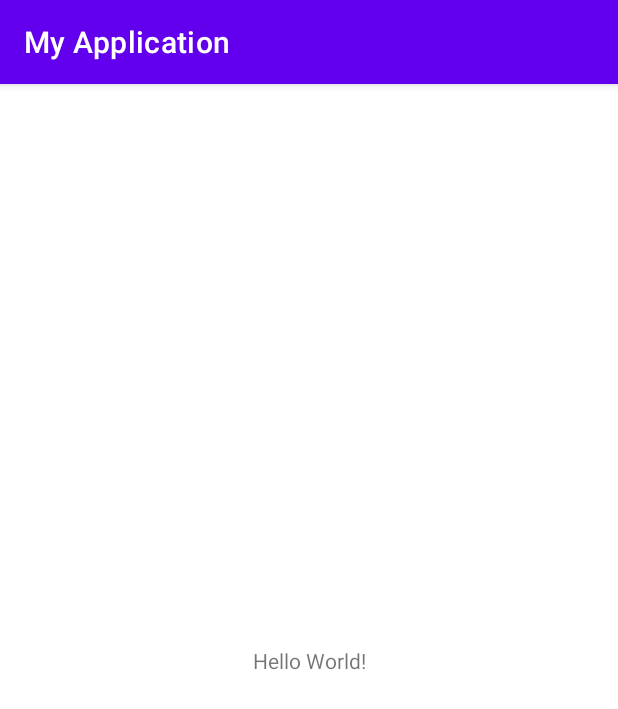
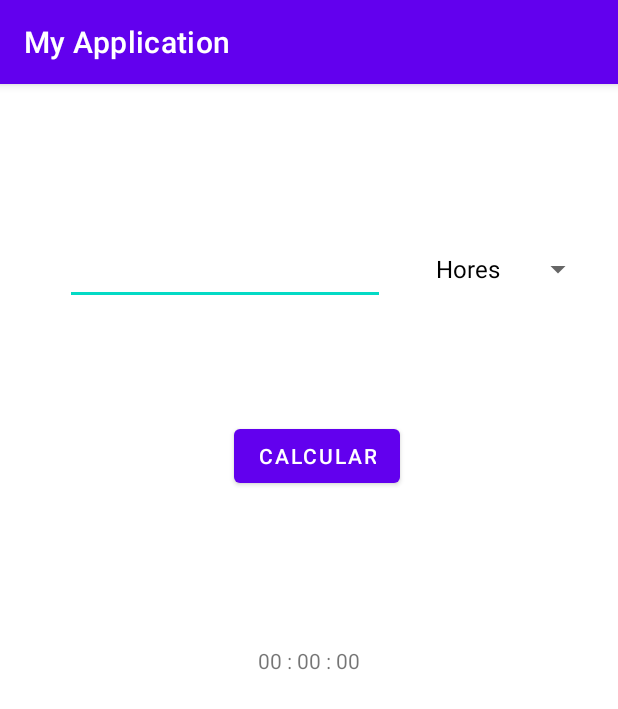
Before and after one commit to sillyck/DAM2-M8-UF1-Conversor, an Android app: the screen it shows after launch (MainActivity), on a phone screen of 412 x 824 dp. Shown: the top 709 px of the screen. Run offline under Robolectric (Android 15) with nearby library versions, the phone set to English and light mode, and no system bars.

Commit message:
Vertical layout first commit

```diff
--- a/app/src/main/java/com/example/myapplication/MainActivity.java
+++ b/app/src/main/java/com/example/myapplication/MainActivity.java
@@ -3,12 +3,43 @@ package com.example.myapplication;
 import androidx.appcompat.app.AppCompatActivity;
 
 import android.os.Bundle;
+import android.text.TextUtils;
+import android.view.View;
+import android.widget.ArrayAdapter;
+import android.widget.Button;
+import android.widget.Spinner;
+import android.widget.TextView;
+import android.widget.Toast;
+
+import java.text.NumberFormat;
 
 public class MainActivity extends AppCompatActivity {
+
+    private Button boto;
+    private TextView textView1, textnumber;
+    private Spinner spinner;
 
     @Override
     protected void onCreate(Bundle savedInstanceState) {
         super.onCreate(savedInstanceState);
         setContentView(R.layout.activity_main);
+
+        boto = findViewById(R.id.boto);
+        textView1 = findViewById(R.id.textView1);
+        spinner = findViewById(R.id.llistat);
+        textnumber = findViewById(R.id.textNumber1);
+
+        String [] opcions = {"Hores", "Minuts", "Segons"};
+        ArrayAdapter <String> opcionsAdaptades = new ArrayAdapter<String>(this, androidx.appcompat.R.layout.support_simple_spinner_dropdown_item, opcions);
+
+        spinner.setAdapter(opcionsAdaptades);
+    }
+
+    public void calcular(View V){
+        if(!TextUtils.isEmpty(textnumber.getText().toString()) && !TextUtils.isEmpty(spinner.getTooltipText().toString())){
+            Toast.makeText(this, "No estan buits", Toast.LENGTH_LONG);
+        }else{
+            Toast.makeText(this, "Hi ha algo buit", Toast.LENGTH_LONG);
+        }
     }
 }
--- a/app/src/main/res/layout/activity_main.xml
+++ b/app/src/main/res/layout/activity_main.xml
@@ -7,12 +7,54 @@
     tools:context=".MainActivity">
 
     <TextView
+        android:id="@+id/textView1"
         android:layout_width="wrap_content"
         android:layout_height="wrap_content"
-        android:text="Hello World!"
+        android:text="00 : 00 : 00"
         app:layout_constraintBottom_toBottomOf="parent"
         app:layout_constraintEnd_toEndOf="parent"
         app:layout_constraintStart_toStartOf="parent"
         app:layout_constraintTop_toTopOf="parent" />
 
+    <EditText
+        android:id="@+id/textNumber1"
+        android:layout_width="wrap_content"
+        android:layout_height="wrap_content"
+        android:layout_marginStart="43dp"
+        android:layout_marginEnd="26dp"
+        android:ems="10"
+        android:inputType="number"
+        android:minHeight="48dp"
+        app:layout_constraintBottom_toTopOf="@+id/textView1"
+        app:layout_constraintEnd_toEndOf="parent"
+        app:layout_constraintEnd_toStartOf="@+id/llistat"
+        app:layout_constraintHorizontal_bias="0.213"
+        app:layout_constraintStart_toStartOf="parent"
+        app:layout_constraintTop_toTopOf="parent"
+        app:layout_constraintVertical_bias="0.305"
+        tools:ignore="SpeakableTextPresentCheck" />
+
+    <Spinner
+        android:id="@+id/llistat"
+        android:layout_width="0dp"
+        android:layout_height="48dp"
+        android:layout_marginEnd="16dp"
+        app:layout_constraintBottom_toBottomOf="@+id/textNumber1"
+        app:layout_constraintEnd_toEndOf="parent"
+        app:layout_constraintStart_toEndOf="@+id/textNumber1"
+        app:layout_constraintTop_toTopOf="@+id/textNumber1"
+        tools:ignore="SpeakableTextPresentCheck,SpeakableTextPresentCheck" />
+
+    <Button
+        android:id="@+id/boto"
+        android:layout_width="wrap_content"
+        android:layout_height="wrap_content"
+        android:layout_marginTop="62dp"
+        android:layout_marginEnd="16dp"
+        android:onClick="calcular"
+        android:text="Calcular"
+        app:layout_constraintBottom_toTopOf="@+id/textView1"
+        app:layout_constraintEnd_toStartOf="@+id/llistat"
+        app:layout_constraintTop_toBottomOf="@+id/textNumber1"
+        app:layout_constraintVertical_bias="0.125" />
 </androidx.constraintlayout.widget.ConstraintLayout>
```
